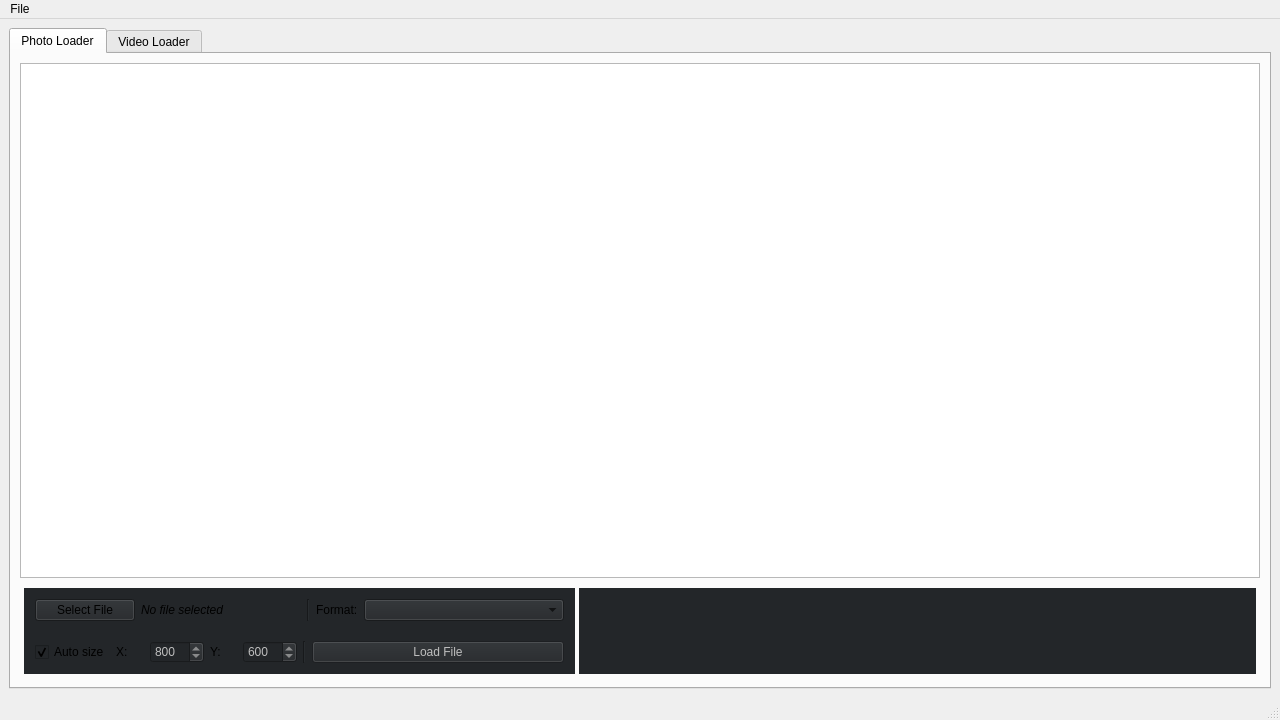
This is qtobjectdetector.ui in feugen/QtObjectDetector as Qt 5 draws it before an edit. The edited form follows.
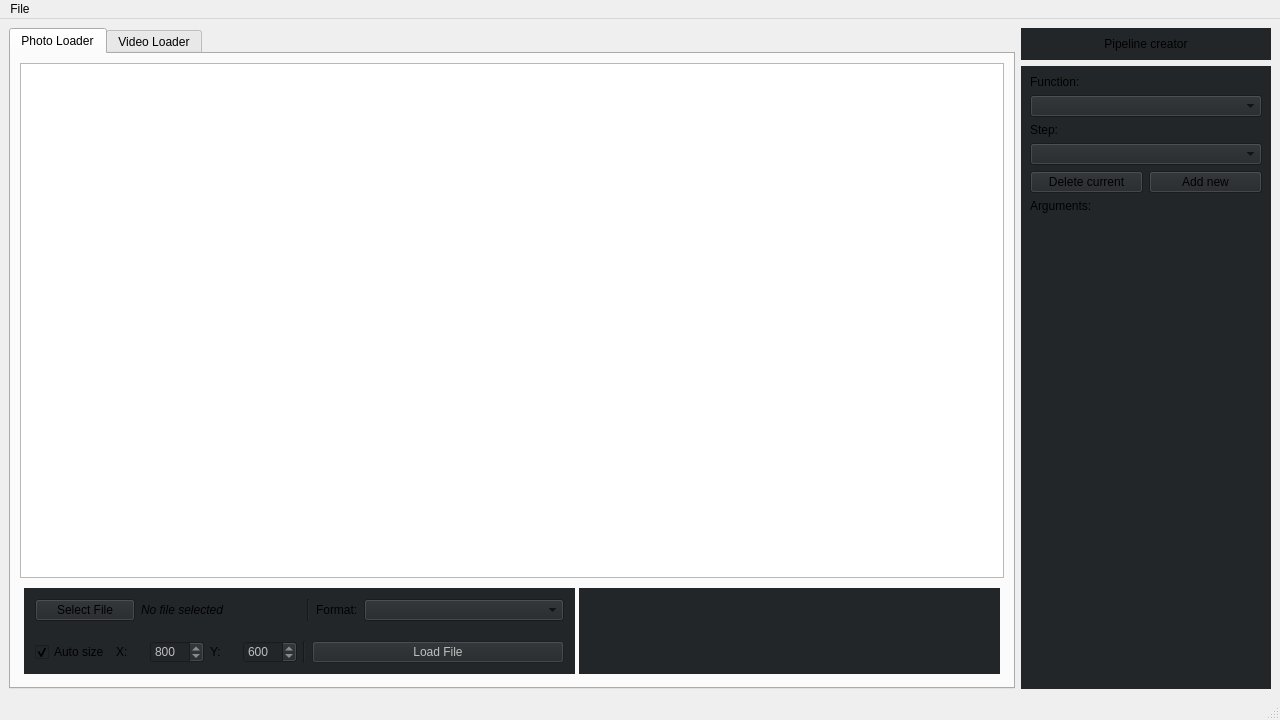
This is the edited form.

Commit message: added pipline creator menu

The edit to the form file:
```diff
--- a/qtobjectdetector.ui
+++ b/qtobjectdetector.ui
@@ -15,9 +15,132 @@
   </property>
   <widget class="QWidget" name="centralwidget">
    <layout class="QGridLayout" name="gridLayout_2">
-    <item row="0" column="0">
+    <item row="2" column="1">
+     <widget class="QWidget" name="widget_PipelineCreator" native="true">
+      <property name="sizePolicy">
+       <sizepolicy hsizetype="Preferred" vsizetype="Preferred">
+        <horstretch>0</horstretch>
+        <verstretch>0</verstretch>
+       </sizepolicy>
+      </property>
+      <property name="minimumSize">
+       <size>
+        <width>250</width>
+        <height>0</height>
+       </size>
+      </property>
+      <property name="styleSheet">
+       <string notr="true">background-color: rgb(35, 38, 41);</string>
+      </property>
+      <layout class="QGridLayout" name="gridLayout_7">
+       <item row="5" column="1">
+        <widget class="QPushButton" name="pushButton">
+         <property name="text">
+          <string>Add new</string>
+         </property>
+        </widget>
+       </item>
+       <item row="6" column="0" colspan="2">
+        <widget class="QLabel" name="label_11">
+         <property name="sizePolicy">
+          <sizepolicy hsizetype="Preferred" vsizetype="Fixed">
+           <horstretch>0</horstretch>
+           <verstretch>0</verstretch>
+          </sizepolicy>
+         </property>
+         <property name="text">
+          <string>Arguments:</string>
+         </property>
+        </widget>
+       </item>
+       <item row="4" column="0" colspan="2">
+        <widget class="QComboBox" name="comboBox_PipelineStepSelector"/>
+       </item>
+       <item row="1" column="0" colspan="2">
+        <widget class="QLabel" name="label_10">
+         <property name="sizePolicy">
+          <sizepolicy hsizetype="Preferred" vsizetype="Fixed">
+           <horstretch>0</horstretch>
+           <verstretch>0</verstretch>
+          </sizepolicy>
+         </property>
+         <property name="text">
+          <string>Function:</string>
+         </property>
+        </widget>
+       </item>
+       <item row="5" column="0">
+        <widget class="QPushButton" name="pushButton_2">
+         <property name="text">
+          <string>Delete current</string>
+         </property>
+        </widget>
+       </item>
+       <item row="3" column="0" colspan="2">
+        <widget class="QLabel" name="label_12">
+         <property name="sizePolicy">
+          <sizepolicy hsizetype="Preferred" vsizetype="Fixed">
+           <horstretch>0</horstretch>
+           <verstretch>0</verstretch>
+          </sizepolicy>
+         </property>
+         <property name="text">
+          <string>Step:</string>
+         </property>
+        </widget>
+       </item>
+       <item row="2" column="0" colspan="2">
+        <widget class="QComboBox" name="comboBox_FunctionSelector"/>
+       </item>
+       <item row="7" column="0" colspan="2">
+        <widget class="QWidget" name="widget_Arguments" native="true"/>
+       </item>
+      </layout>
+     </widget>
+    </item>
+    <item row="1" column="1">
+     <widget class="QWidget" name="widget_16" native="true">
+      <property name="sizePolicy">
+       <sizepolicy hsizetype="Preferred" vsizetype="Fixed">
+        <horstretch>0</horstretch>
+        <verstretch>0</verstretch>
+       </sizepolicy>
+      </property>
+      <property name="minimumSize">
+       <size>
+        <width>250</width>
+        <height>0</height>
+       </size>
+      </property>
+      <property name="styleSheet">
+       <string notr="true">background-color: rgb(35, 38, 41);</string>
+      </property>
+      <layout class="QVBoxLayout" name="verticalLayout_5">
+       <item>
+        <widget class="QLabel" name="label_9">
+         <property name="sizePolicy">
+          <sizepolicy hsizetype="Preferred" vsizetype="Fixed">
+           <horstretch>0</horstretch>
+           <verstretch>0</verstretch>
+          </sizepolicy>
+         </property>
+         <property name="layoutDirection">
+          <enum>Qt::LeftToRight</enum>
+         </property>
+         <property name="text">
+          <string>Pipeline creator</string>
+         </property>
+         <property name="alignment">
+          <set>Qt::AlignCenter</set>
+         </property>
+        </widget>
+       </item>
+      </layout>
+     </widget>
+    </item>
+    <item row="1" column="0" rowspan="2">
      <layout class="QGridLayout" name="gridLayout">
-      <item row="0" column="0">
+      <item row="0" column="1">
        <widget class="QTabWidget" name="tabWidget">
         <property name="currentIndex">
          <number>0</number>
@@ -27,7 +150,7 @@
           <string>Photo Loader</string>
          </attribute>
          <layout class="QGridLayout" name="gridLayout_3">
-          <item row="1" column="0">
+          <item row="2" column="0">
            <widget class="QWidget" name="widget" native="true">
             <layout class="QGridLayout" name="gridLayout_5">
              <property name="leftMargin">
@@ -328,7 +451,7 @@
             </layout>
            </widget>
           </item>
-          <item row="0" column="0">
+          <item row="1" column="0">
            <widget class="QGraphicsView" name="graphicsView_PhotoLoader">
             <property name="font">
              <font>
```
Left out of the diff: 4 changed lines with no effect on the pictures. The commit also changes 1 other file.
